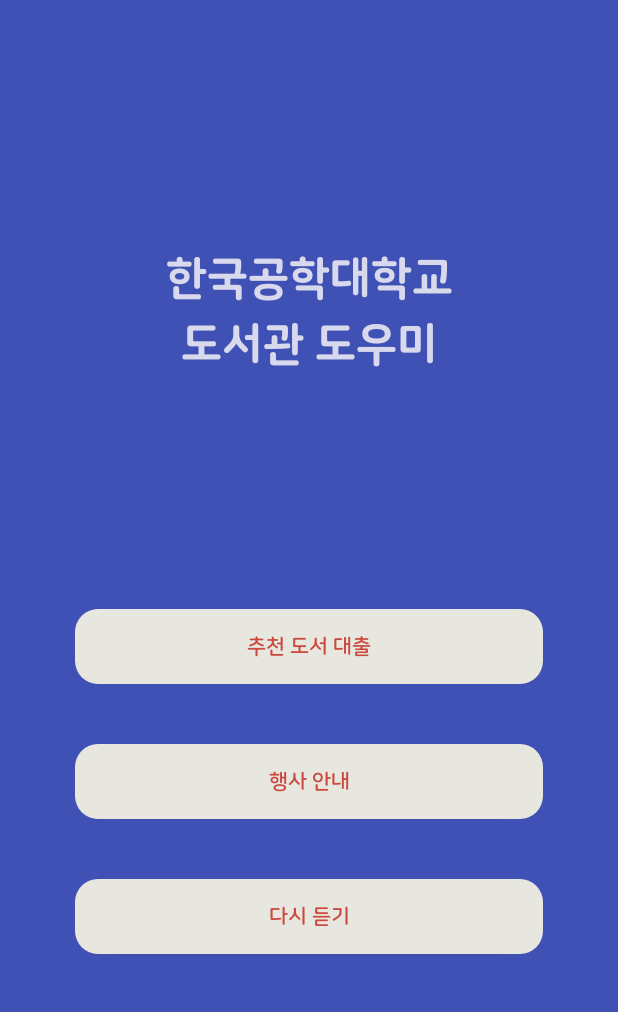
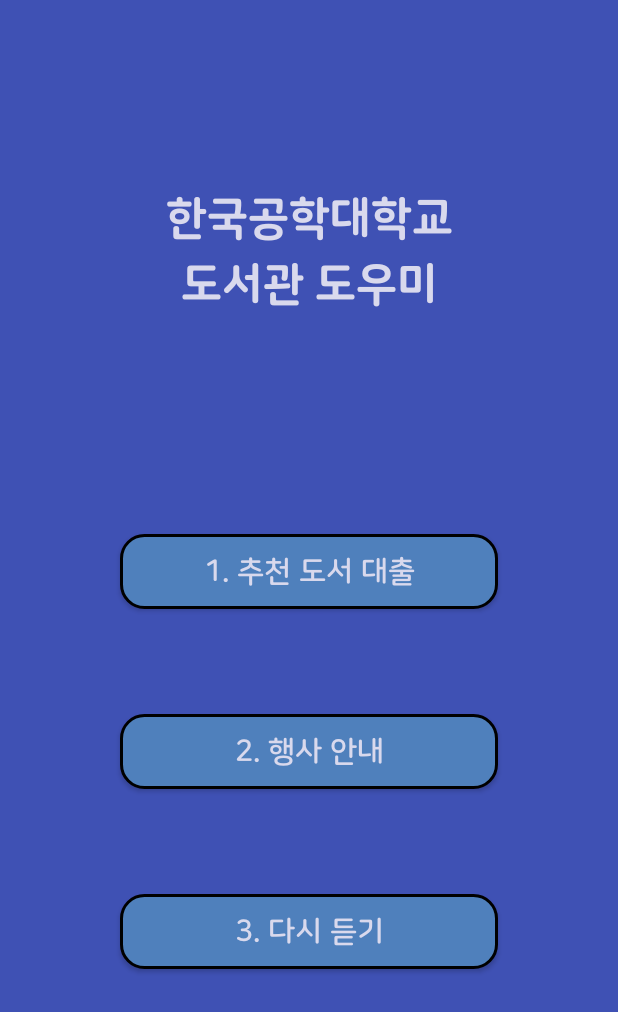
Before and after one commit to sybaek97/voice_app, an Android app: the layout fragment_home.xml on its own in the app's theme, with its tools: preview values and no code run, on a phone screen of 412 x 824 dp. Shown: the top 1012 px of the screen. Run offline under Robolectric (Android 15) with nearby library versions, the phone set to English and light mode, and no system bars.

Commit message:
tts stt 첨부 완료

```diff
--- a/app/build.gradle
+++ b/app/build.gradle
@@ -69,5 +69,4 @@ dependencies {
     implementation(libs.androidx.databinding.runtime)
     implementation(libs.lottie)
 
-
 }
--- a/app/src/main/res/drawable/button_border.xml
+++ b/app/src/main/res/drawable/button_border.xml
@@ -1,6 +1,7 @@
 <shape xmlns:android="http://schemas.android.com/apk/res/android"
     android:shape="rectangle">
     <solid android:color="@color/main" />
+    <stroke android:width="2dp" android:color="@color/black" />
     <corners android:radius="15dp" />
     <padding android:left="10dp" android:top="10dp" android:right="10dp" android:bottom="10dp" />
 </shape>
--- a/app/src/main/res/layout/fragment_home.xml
+++ b/app/src/main/res/layout/fragment_home.xml
@@ -28,6 +28,7 @@
         <androidx.constraintlayout.widget.ConstraintLayout
             android:id="@+id/btn_box"
             android:layout_width="0dp"
+            android:paddingHorizontal="30dp"
             android:layout_height="wrap_content"
             app:layout_constraintBottom_toBottomOf="parent"
             app:layout_constraintEnd_toEndOf="parent"
@@ -62,7 +63,15 @@
                 app:layout_constraintEnd_toEndOf="parent"
                 app:layout_constraintStart_toStartOf="parent"
                 app:layout_constraintTop_toBottomOf="@id/event_info_btn" />
-
+        <TextView
+            android:layout_width="match_parent"
+            android:layout_height="50dp"
+            android:id="@+id/text_view"
+            app:layout_constraintTop_toBottomOf="@id/audio_replay_btn"
+            app:layout_constraintStart_toStartOf="parent"
+            app:layout_constraintEnd_toEndOf="parent"
+            app:layout_constraintBottom_toBottomOf="parent"
+            />
         </androidx.constraintlayout.widget.ConstraintLayout>
 
     </androidx.constraintlayout.widget.ConstraintLayout>
--- a/app/src/main/res/values/colors.xml
+++ b/app/src/main/res/values/colors.xml
@@ -2,7 +2,7 @@
 <resources>
     <color name="black">#FF000000</color>
     <color name="white">#FFFFFFFF</color>
-    <color name="main">#E7E7DF</color>
+    <color name="main">#4F80BC</color>
     <color name="background">#3F51B4</color>
     <color name="text_white">#FFFFFFFF</color>
     <color name="text_snuff">#D9D9ED</color>
--- a/app/src/main/res/values/strings.xml
+++ b/app/src/main/res/values/strings.xml
@@ -1,8 +1,26 @@
 <resources>
     <string name="app_name">voice</string>
     <string name="txt_pressed_back">뒤로 버튼을 한번 더 누르시면 종료됩니다.</string>
-    <string name="top_books_loan_txt">추천 도서 대출</string>
-    <string name="event_info_txt">행사 안내</string>
-    <string name="audio_replay_txt">다시 듣기</string>
+
+    <string name="top_books_loan_txt">1. 추천 도서 대출</string>
+    <string name="event_info_txt">2. 행사 안내</string>
+    <string name="audio_replay_txt">3. 다시 듣기</string>
+    <string name="intro_audio">안녕하세요 한국공학대학교 도서관 도우미 입니다. 도우미 로봇의 사용을 위하여 AUX선에 휴대하신 이어폰을 꽂아주세요.</string>
+    <string name="main_audio">1번은 추천도서 대출, 2번은 행사안내, 3번은 다시듣기입니다. 원하시는 메뉴를 기기에 말씀해주세요.</string>
+    <string name="permission_audio">이 앱은 음성 인식을 위해 마이크 접근 권한이 필요합니다. 권한을 허용해주세요.</string>
+    <!--  1번 메뉴 오디오  -->
+    <string name="top_books_main_audio">추천도서 대출을 선택하셨습니다.</string>
+    <string name="top_books_main_menu_audio">원하시는 도서를 기기에 말씀해주세요.</string>
+    <string name="book_choice_audio">를 선택하셨습니다.</string>
+    <string name="book_choice_robot_audio">이어폰을 뽑은 후 도우미 로봇이 출발합니다. 이어폰을 뽑아주세요.</string>
+    <string name="book_choice_robot_aux_check_audio">도우미 로봇이 출발합니다.</string>
+
+    <!--  2번 메뉴 오디오  -->
+    <string name="event_info_main_audio">행사안내을 선택하셨습니다.</string>
+    <string name="event_info_main_menu_audio">원하시는 행사를 기기에 말씀해주세요.</string>
+    <string name="event_info_complete_audio">행사안내를 종료합니다.</string>
+
+    <!--  3번 메뉴 오디오  -->
+    <string name="replay_audio">다시듣기를 선택하셨습니다.</string>
 
 </resources>
--- a/app/src/main/res/values/styles.xml
+++ b/app/src/main/res/values/styles.xml
@@ -21,11 +21,11 @@
         <item name="android:background">@drawable/button_border</item>
         <item name="android:layout_width">0dp</item>
         <item name="android:layout_margin">20dp</item>
+        <item name="android:gravity">center</item>
         <item name="android:layout_height">50dp</item>
-        <item name="android:gravity">center</item>
         <item name="android:textStyle">bold</item>
-
-        <item name="android:textColor">@color/text_brown</item>
+        <item name="android:textSize">20sp</item>
+        <item name="android:textColor">@color/text_snuff</item>
     </style>
 
 </resources>
--- a/gradle/libs.versions.toml
+++ b/gradle/libs.versions.toml
@@ -1,5 +1,6 @@
 [versions]
 agp = "8.4.0"
+androidxCoreKtx = "1.6.0"
 bcprovJdk15on = "1.68"
 compiler = "7.1.2"
 coreKtxVersion = "1.9.0"
```
Also changed, not shown: app/src/main/AndroidManifest.xml (+7 -1 lines), app/src/main/java/com/baek/voice/view/HomeFragment.kt (+74 -8 lines), app/src/main/java/com/baek/voice/viewModel/SttViewModel.kt (added, +119 -0 lines), app/src/main/java/com/baek/voice/viewModel/TtsViewModel.kt (added, +39 -0 lines).
